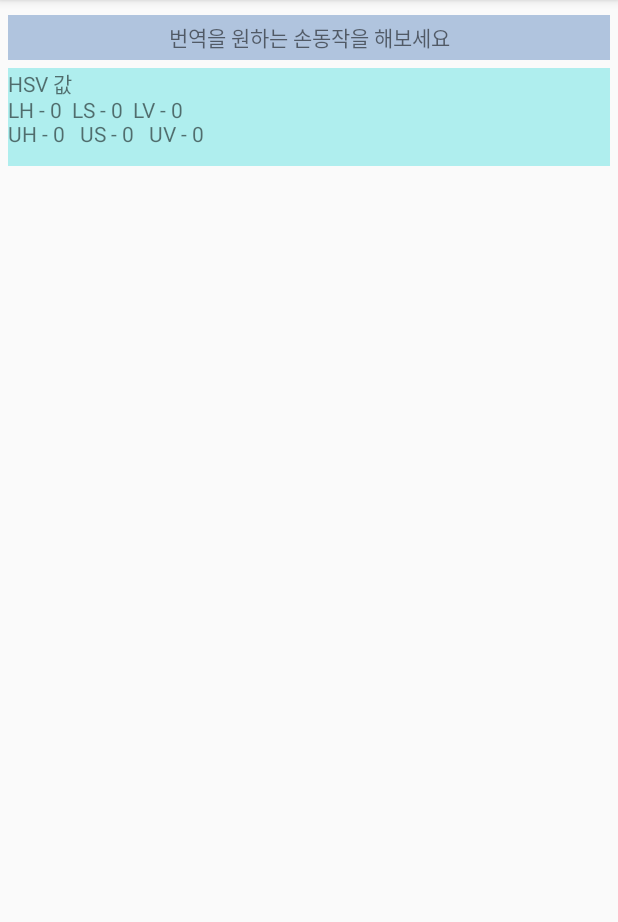
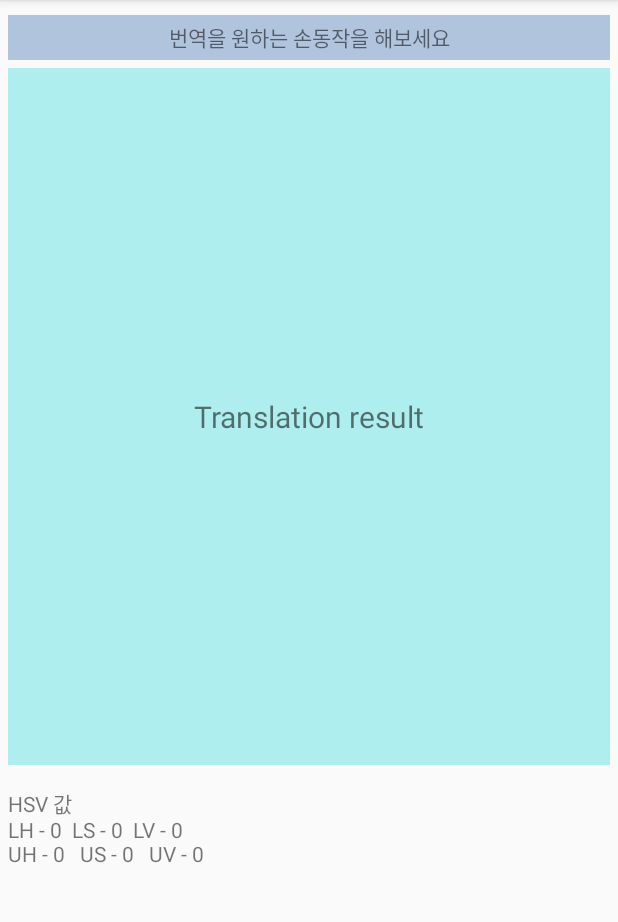
Before and after one commit to 06Ag/Capstone, an Android app: the Translation screen opened directly, with no data from a screen before it, on a phone screen of 412 x 824 dp, the part 84-1006 px from its top. Run offline under Robolectric (Android 15) with nearby library versions, the phone set to English and light mode, and no system bars; libraries missing offline, so code that uses them is left out: org.opencv.android, org.opencv.core, org.opencv.imgcodecs, org.opencv.imgproc, org.tensorflow.lite; plain views replace JavaCameraView; 16 statements that could not run were skipped.

```diff
--- a/Signlanguage/app/src/main/res/layout/activity_translation.xml
+++ b/Signlanguage/app/src/main/res/layout/activity_translation.xml
@@ -1,10 +1,11 @@
 <?xml version="1.0" encoding="utf-8"?>
-<androidx.constraintlayout.widget.ConstraintLayout xmlns:android="http://schemas.android.com/apk/res/android"
+<LinearLayout xmlns:android="http://schemas.android.com/apk/res/android"
     xmlns:app="http://schemas.android.com/apk/res-auto"
     xmlns:tools="http://schemas.android.com/tools"
     xmlns:opencv="http://schemas.android.com/apk/res-auto"
     android:layout_width="match_parent"
     android:layout_height="match_parent"
+    android:orientation="vertical"
     tools:context=".Translation">
 
     <TextView
@@ -16,15 +17,13 @@
         android:layout_marginRight="5dp"
         android:background="@color/lightsteelblue"
         android:gravity="center_horizontal|center_vertical"
-        android:text="번역을 원하는 손동작을 해보세요"
-        app:layout_constraintEnd_toEndOf="parent"
-        app:layout_constraintStart_toStartOf="parent"
-        app:layout_constraintTop_toTopOf="parent" />
+        android:text="번역을 원하는 손동작을 해보세요" />
 
     <!-- 카메라의 영상이 출력되는 영역 -->
     <org.opencv.android.JavaCameraView
         android:layout_width="match_parent"
-        android:layout_height="500dp"
+        android:layout_height="0dp"
+        android:layout_weight="8"
         android:layout_marginLeft="5dp"
         android:layout_marginTop="5dp"
         android:layout_marginRight="5dp"
@@ -32,25 +31,31 @@
         opencv:camera_id="any"
         android:visibility="gone"
         android:id="@+id/activity_surface_view"
-        tools:ignore="MissingConstraints"
-        app:layout_constraintTop_toBottomOf="@+id/transtitle"/>
+        tools:ignore="MissingConstraints"/>
 
     <!-- 번역내용 임시 공간-->
     <TextView
         android:id="@+id/transresult"
         android:layout_width="match_parent"
-        android:layout_height="65dp"
+        android:layout_height="0dp"
+        android:layout_weight="2"
         android:layout_marginLeft="5dp"
         android:layout_marginTop="5dp"
         android:layout_marginRight="5dp"
         android:layout_marginBottom="10dp"
+        android:gravity="center_horizontal|center_vertical"
         android:background="@color/paleturquoise"
         android:text="Translation result"
-        app:layout_constraintTop_toBottomOf="@+id/activity_surface_view" />
+        android:textSize="20sp" />
+    <!--hsv 값 -->
+    <TextView
+        android:layout_width="match_parent"
+        android:layout_height="0dp"
+        android:layout_weight="1"
+        android:id="@+id/tv_hsv_Value"
+        android:layout_marginLeft="5dp"
+        android:layout_marginTop="5dp"
+        android:layout_marginRight="5dp"
+        android:layout_marginBottom="10dp"/>
 
-    <androidx.constraintlayout.widget.Barrier
-        android:id="@+id/barrier"
-        android:layout_width="wrap_content"
-        android:layout_height="wrap_content"
-        app:barrierDirection="left" />
-</androidx.constraintlayout.widget.ConstraintLayout>
+</LinearLayout>
```
Also changed, not shown: Signlanguage/app/src/main/java/com/example/singlanguage/Translation.java (+15 -42 lines), 4 other files.
